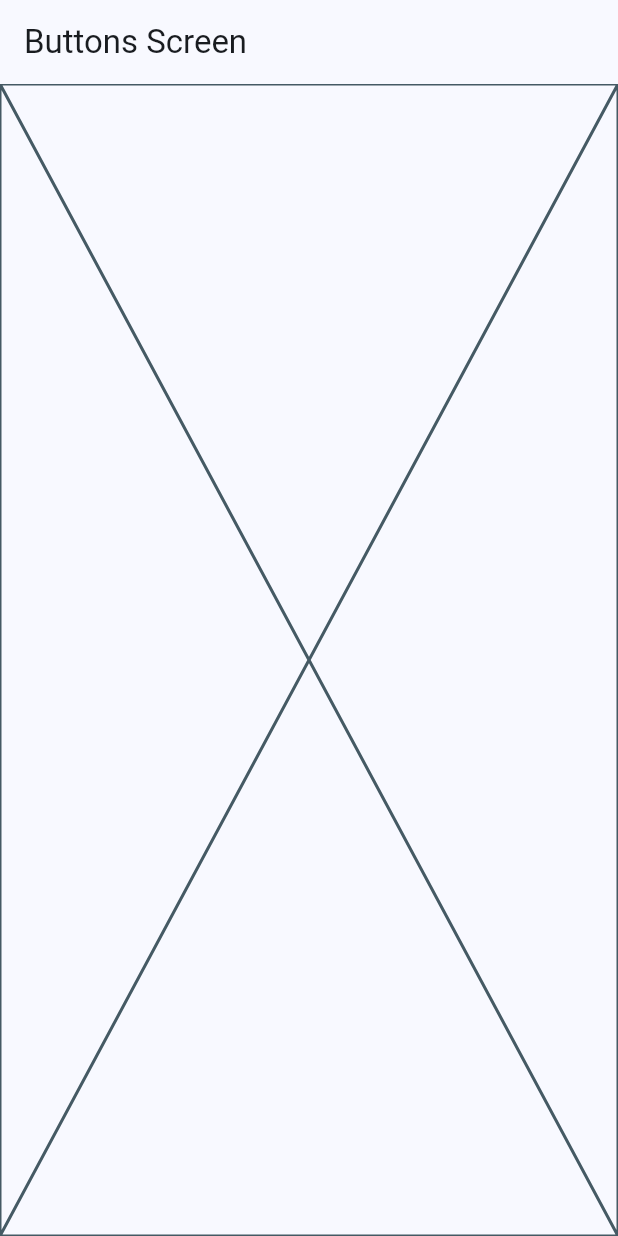
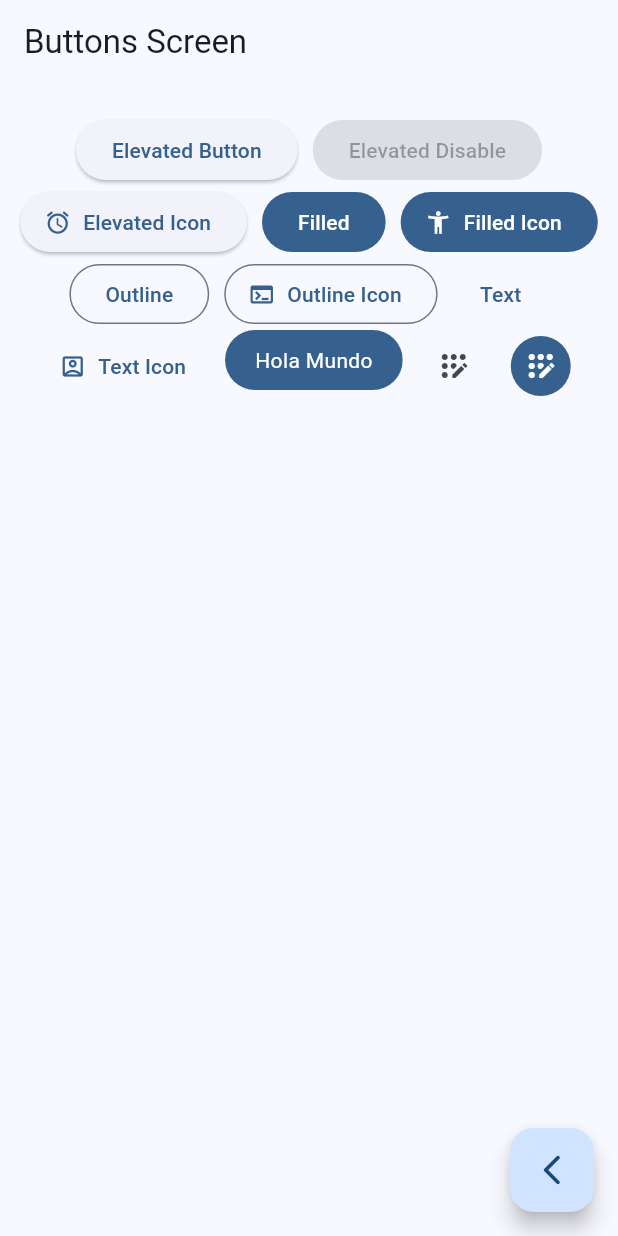
Before and after one commit to nelsonYB/widgets_app, a Flutter app: the ButtonsScreen screen opened by its route, on a phone screen of 412 x 824 dp. Run offline on Flutter 3.47's test engine with Material 2 defaults, Android fonts, the phone set to English and light mode, and no system bars; our stand-ins replace go_router.

Commit message:
Button screen finish

```diff
--- a/lib/presentation/screens/buttons/buttons_screen.dart
+++ b/lib/presentation/screens/buttons/buttons_screen.dart
@@ -1,4 +1,5 @@
 import 'package:flutter/material.dart';
+import 'package:go_router/go_router.dart';
 
 class ButtonsScreen extends StatelessWidget {
 
@@ -12,7 +13,104 @@ class ButtonsScreen extends StatelessWidget {
       appBar: AppBar(
         title: const Text('Buttons Screen'),
       ),
-      body: Placeholder(),
+      body: const _ButtonsView(),
+      floatingActionButton: FloatingActionButton(
+        child: const Icon( Icons.arrow_back_ios_new_rounded ),
+        onPressed: () {
+          context.pop();
+        },
+      ),
     );
   }
 }
+
+class _ButtonsView extends StatelessWidget {
+  const _ButtonsView();
+
+  @override
+  Widget build(BuildContext context) {
+
+    final colors = Theme.of(context).colorScheme;
+
+    return SizedBox(
+      width: double.infinity,
+      child: Padding(
+        padding: const EdgeInsets.symmetric(horizontal: 10, vertical:20),
+        child: Wrap(
+          spacing: 10,
+          alignment: WrapAlignment.center,
+          children: [
+            ElevatedButton(onPressed: () {}, child: const Text('Elevated Button')),
+            const ElevatedButton(onPressed: null, child: Text('Elevated Disable')),
+
+            ElevatedButton.icon(
+              onPressed: () {},
+              icon: const Icon( Icons.access_alarm_rounded ),
+              label: const Text('Elevated Icon')
+            ),
+
+            FilledButton(onPressed: () {}, child: const Text('Filled')),
+            FilledButton.icon(
+              onPressed: () {},
+              icon: const Icon(Icons.accessibility_new),
+              label: const Text('Filled Icon'),
+            ),
+
+            OutlinedButton(onPressed: () {}, child: const Text('Outline')),
+            OutlinedButton.icon(
+              onPressed: () {},
+              icon: const Icon( Icons.terminal ),
+              label: const Text('Outline Icon'),
+            ),
+
+            TextButton(onPressed: () {}, child: const Text('Text')),
+            TextButton.icon(
+              onPressed: () {},
+              icon: const Icon( Icons.account_box_outlined ),
+              label: const Text('Text Icon'),
+            ),
+
+            const CustomButton(),
+
+
+            IconButton(onPressed: () {}, icon: const Icon( Icons.app_registration_rounded )),
+            IconButton(
+              onPressed: () {},
+              icon: const Icon( Icons.app_registration_rounded ),
+              style: ButtonStyle(
+                backgroundColor: MaterialStatePropertyAll(colors.primary),
+                iconColor: const MaterialStatePropertyAll(Colors.white),
+              ),
+            )
+
+          ],
+        ),
+      ),
+    );
+  }
+}
+
+
+class CustomButton extends StatelessWidget {
+  const CustomButton({super.key});
+
+  @override
+  Widget build(BuildContext context) {
+
+    final colors = Theme.of(context).colorScheme;
+
+    return ClipRRect(
+      borderRadius: BorderRadius.circular(20),
+      child: Material(
+        color: colors.primary,
+        child: InkWell(
+          onTap: () {},
+          child: const Padding(
+            padding: EdgeInsets.symmetric(horizontal: 20, vertical: 10),
+            child: Text('Hola Mundo', style: TextStyle(color: Colors.white),)
+          ),
+        ),
+      ),
+    );
+  }
+}
```
